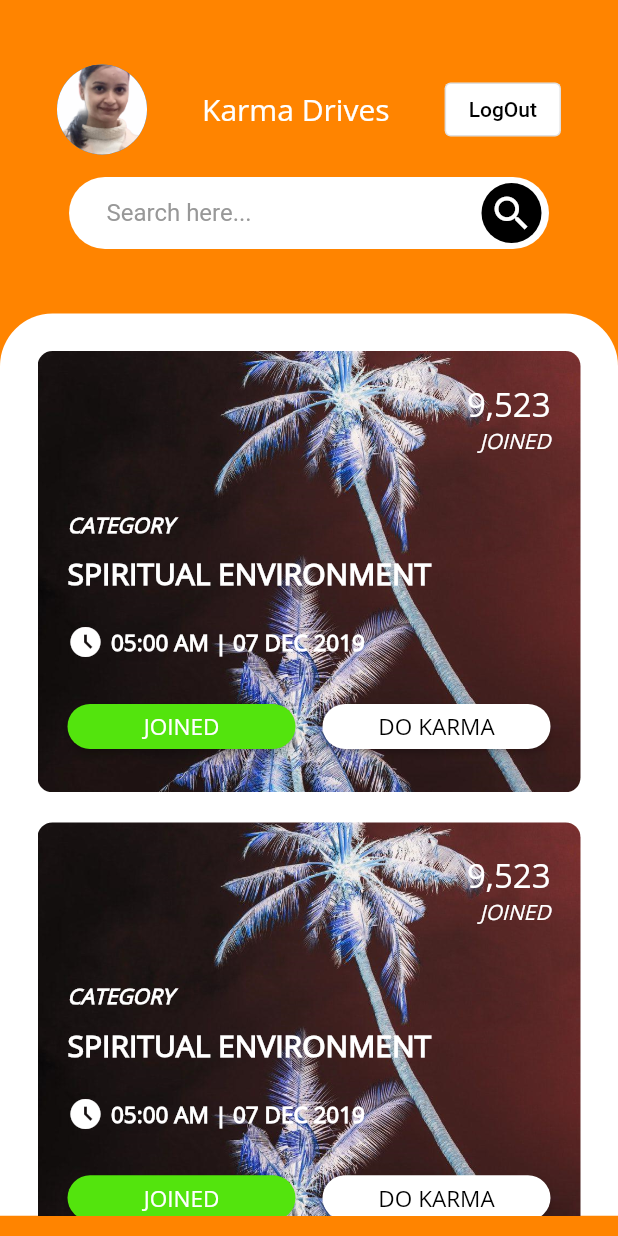
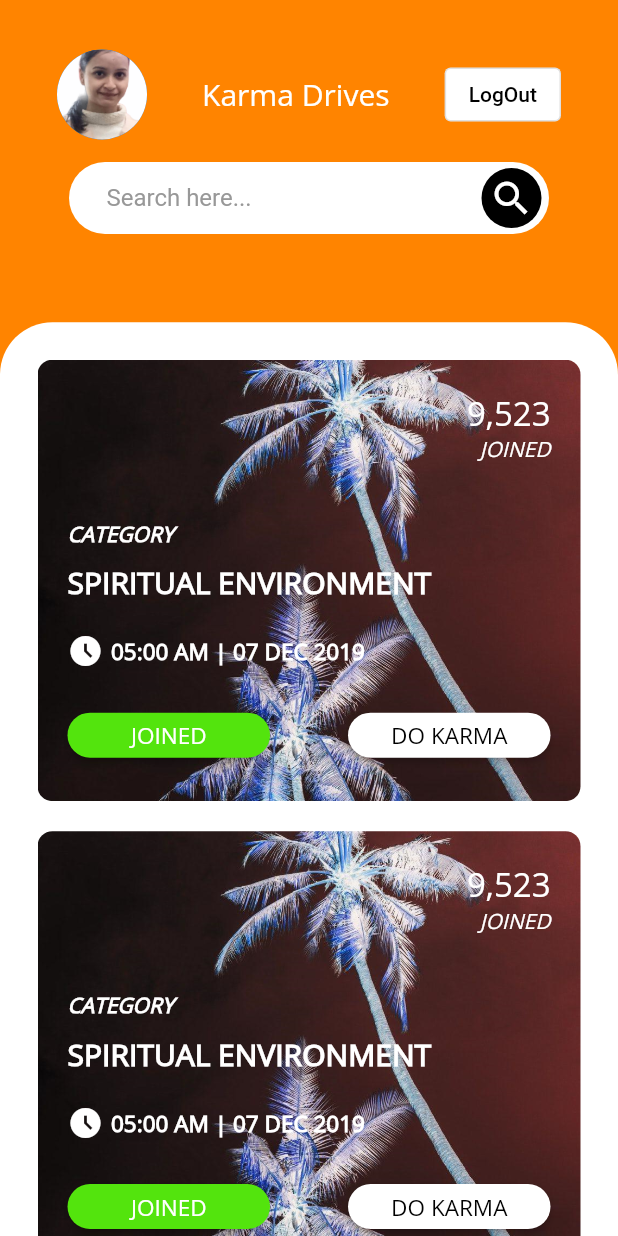
Before and after one commit to Garimabisht22/karma_app, a Flutter app: the KarmaDrivePage screen opened by its route, on a phone screen of 412 x 824 dp. Run offline on Flutter 3.47's test engine with Material 2 defaults, Android fonts, the phone set to English and light mode, and no system bars; our stand-ins replace flutter_spinkit.

Commit message:
basic modifications

```diff
--- a/lib/screens/karma_drive_page.dart
+++ b/lib/screens/karma_drive_page.dart
@@ -16,14 +16,15 @@ class _KarmaDrivePageState extends State<KarmaDrivePage> {
   @override
   Widget build(BuildContext context) {
     final height = MediaQuery.of(context).size.height;
+    final width = MediaQuery.of(context).size.width;
 
     return Scaffold(
       resizeToAvoidBottomInset: false,
       backgroundColor: Color(0xffFF8400),
       body: Column(
         children: [
-          Container(
-            margin: EdgeInsets.symmetric(horizontal: 30,vertical: 35),
+          Container(height: width/2.5,
+            margin: EdgeInsets.symmetric(horizontal: 30,vertical: 25),
             child: Padding(
               padding: const EdgeInsets.all(8.0),
               child: Column(
@@ -113,7 +114,7 @@ class _KarmaDrivePageState extends State<KarmaDrivePage> {
             ),
           ),
           Container(
-            height: height/1.37,
+            height: height/1.343,
             width: double.maxFinite,
             decoration: BoxDecoration(
               borderRadius: BorderRadius.only(
--- a/lib/utility/drive_widget.dart
+++ b/lib/utility/drive_widget.dart
@@ -108,7 +108,7 @@ class _DriveWidgetState extends State<DriveWidget> {
                     crossAxisAlignment: CrossAxisAlignment.end,
                     children: [
                       CustomButton(
-                        width: 120,
+                        width: width/4,
                         onPressed: () {},
                         title: 'JOINED',
                         backgroundColor: Color(0xff53E40D),
@@ -117,7 +117,7 @@ class _DriveWidgetState extends State<DriveWidget> {
                         radius: 15,
                       ),
                       CustomButton(
-                        width: 120,
+                        width: width/4,
                         radius: 15,
                         onPressed: () {},
                         title: 'DO KARMA',
```
